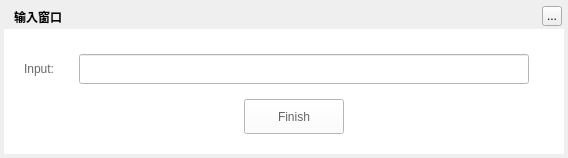
First picture: the form in TTKModule/TTKWidget/musicUiKits/musicWidgetKits/musicinputdialog.ui, repository Greedysky/TTKMusicPlayer, before the edit.
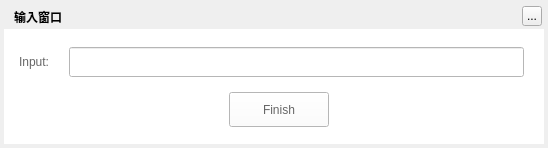
Second picture: the form after the edit.

```diff
--- a/TTKModule/TTKWidget/musicUiKits/musicWidgetKits/musicinputdialog.ui
+++ b/TTKModule/TTKWidget/musicUiKits/musicWidgetKits/musicinputdialog.ui
@@ -6,8 +6,8 @@
    <rect>
     <x>0</x>
     <y>0</y>
-    <width>568</width>
-    <height>158</height>
+    <width>548</width>
+    <height>148</height>
    </rect>
   </property>
   <property name="windowTitle">
@@ -21,8 +21,8 @@
     <rect>
      <x>4</x>
      <y>4</y>
-     <width>560</width>
-     <height>150</height>
+     <width>540</width>
+     <height>140</height>
     </rect>
    </property>
    <property name="styleSheet">
@@ -51,7 +51,7 @@
   <widget class="QToolButton" name="topTitleCloseButton">
    <property name="geometry">
     <rect>
-     <x>542</x>
+     <x>522</x>
      <y>6</y>
      <width>20</width>
      <height>20</height>
@@ -66,8 +66,8 @@
     <rect>
      <x>4</x>
      <y>29</y>
-     <width>560</width>
-     <height>125</height>
+     <width>540</width>
+     <height>115</height>
     </rect>
    </property>
    <property name="styleSheet">
@@ -77,9 +77,9 @@
    <widget class="QLineEdit" name="edit">
     <property name="geometry">
      <rect>
-      <x>75</x>
-      <y>25</y>
-      <width>450</width>
+      <x>65</x>
+      <y>18</y>
+      <width>455</width>
       <height>30</height>
      </rect>
     </property>
@@ -90,8 +90,8 @@
    <widget class="QPushButton" name="button">
     <property name="geometry">
      <rect>
-      <x>240</x>
-      <y>70</y>
+      <x>225</x>
+      <y>63</y>
       <width>100</width>
       <height>35</height>
      </rect>
@@ -106,8 +106,8 @@
    <widget class="QLabel" name="label">
     <property name="geometry">
      <rect>
-      <x>20</x>
-      <y>25</y>
+      <x>15</x>
+      <y>18</y>
       <width>50</width>
       <height>30</height>
      </rect>
```
